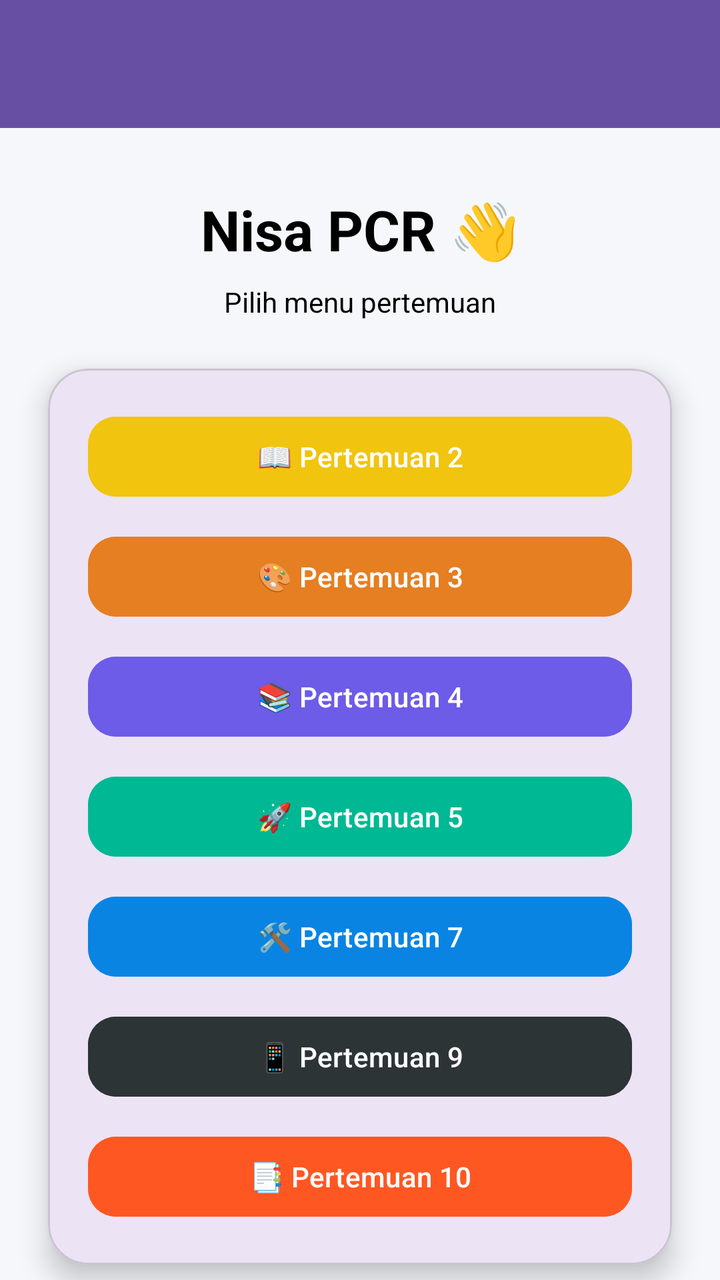
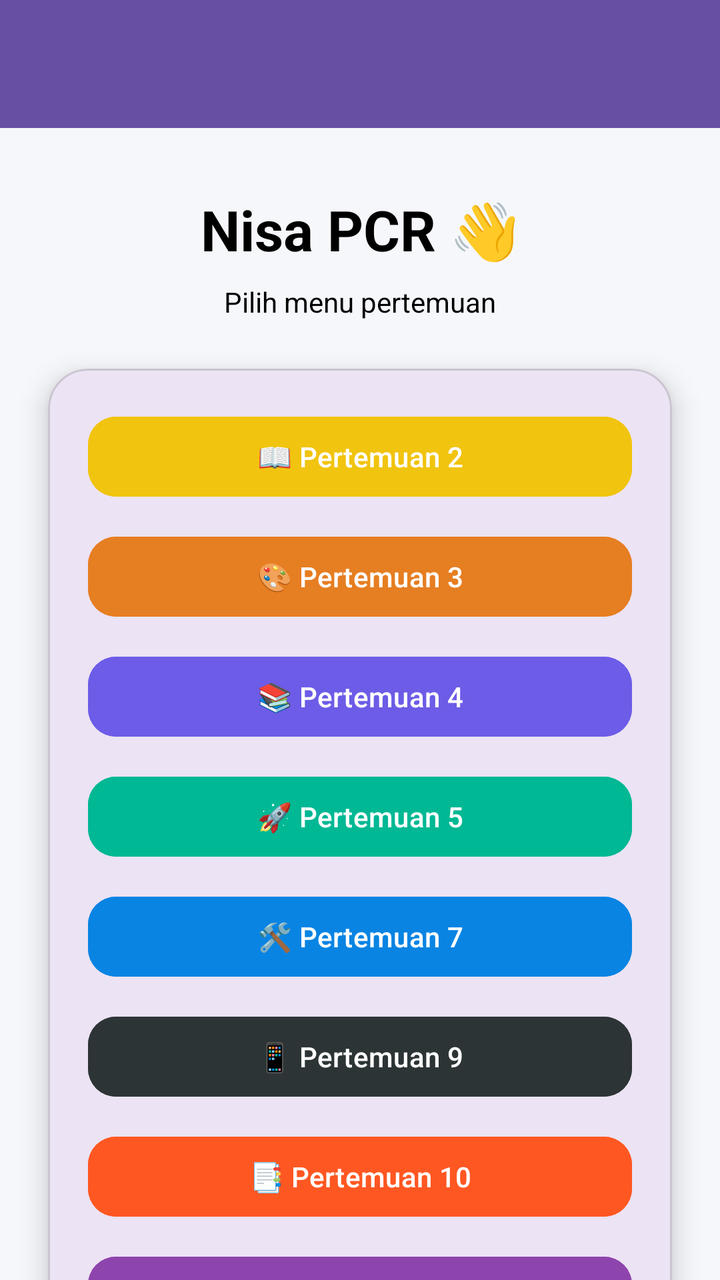

Two renders of the same Android screen: before a commit and after it. Below are the layout's source before the change and the commit's diff.
<!-- AndroidManifest.xml: application theme Theme.MarvelApps -->
<!-- res/layout/fragment_home.xml -->
<?xml version="1.0" encoding="utf-8"?>
<androidx.coordinatorlayout.widget.CoordinatorLayout xmlns:android="http://schemas.android.com/apk/res/android"
    xmlns:app="http://schemas.android.com/apk/res-auto"
    xmlns:tools="http://schemas.android.com/tools"
    android:layout_width="match_parent"
    android:layout_height="match_parent"
    android:background="#F5F7FA"
    tools:context=".Home.HomeFragment">

    <com.google.android.material.appbar.AppBarLayout
        android:id="@+id/appBarLayout"
        android:layout_width="match_parent"
        android:layout_height="wrap_content"
        android:theme="@style/ThemeOverlay.AppCompat.Dark.ActionBar">

        <androidx.appcompat.widget.Toolbar
            android:id="@+id/toolbar"
            android:layout_width="match_parent"
            android:layout_height="?attr/actionBarSize"
            android:background="?attr/colorPrimary"
            app:layout_scrollFlags="scroll|enterAlways"
            app:titleTextColor="@android:color/white" />

    </com.google.android.material.appbar.AppBarLayout>

    
    <androidx.core.widget.NestedScrollView
        android:layout_width="match_parent"
        android:layout_height="match_parent"
        android:fillViewport="true"
        app:layout_behavior="@string/appbar_scrolling_view_behavior">

        <androidx.constraintlayout.widget.ConstraintLayout
            android:layout_width="match_parent"
            android:layout_height="wrap_content"
            android:paddingBottom="24dp">

            <TextView
                android:id="@+id/tvTitle"
                android:layout_width="wrap_content"
                android:layout_height="wrap_content"
                android:layout_marginTop="32dp"
                android:text="Nisa PCR 👋"
                android:textColor="@android:color/black"
                android:textSize="28sp"
                android:textStyle="bold"
                app:layout_constraintEnd_toEndOf="parent"
                app:layout_constraintStart_toStartOf="parent"
                app:layout_constraintTop_toTopOf="parent" />

            <TextView
                android:id="@+id/tvSubtitle"
                android:layout_width="wrap_content"
                android:layout_height="wrap_content"
                android:layout_marginTop="8dp"
                android:text="Pilih menu pertemuan"
                android:textColor="@android:color/black"
                android:textSize="14sp"
                app:layout_constraintEnd_toEndOf="parent"
                app:layout_constraintStart_toStartOf="parent"
                app:layout_constraintTop_toBottomOf="@id/tvTitle" />

            <com.google.android.material.card.MaterialCardView
                android:id="@+id/cardMenu"
                android:layout_width="match_parent"
                android:layout_height="wrap_content"
                android:layout_margin="24dp"
                app:cardCornerRadius="20dp"
                app:cardElevation="8dp"
                app:layout_constraintTop_toBottomOf="@id/tvSubtitle">

                <LinearLayout
                    android:layout_width="match_parent"
                    android:layout_height="wrap_content"
                    android:orientation="vertical"
                    android:padding="20dp">

                    <com.google.android.material.button.MaterialButton
                        android:id="@+id/btnToSecond"
                        android:layout_width="match_parent"
                        android:layout_height="wrap_content"
                        android:backgroundTint="#F1C40F"
                        android:text="📖 Pertemuan 2"
                        android:textAllCaps="false"
                        app:cornerRadius="14dp" />

                    <com.google.android.material.button.MaterialButton
                        android:id="@+id/btnToThird"
                        android:layout_width="match_parent"
                        android:layout_height="wrap_content"
                        android:layout_marginTop="12dp"
                        android:backgroundTint="#E67E22"
                        android:text="🎨 Pertemuan 3"
                        android:textAllCaps="false"
                        app:cornerRadius="14dp" />

                    <com.google.android.material.button.MaterialButton
                        android:id="@+id/btnToFourth"
                        android:layout_width="match_parent"
                        android:layout_height="wrap_content"
                        android:layout_marginTop="12dp"
                        android:backgroundTint="#6C5CE7"
                        android:text="📚 Pertemuan 4"
                        android:textAllCaps="false"
                        app:cornerRadius="14dp" />

                    <com.google.android.material.button.MaterialButton
                        android:id="@+id/btnToFifth"
                        android:layout_width="match_parent"
                        android:layout_height="wrap_content"
                        android:layout_marginTop="12dp"
                        android:backgroundTint="#00B894"
                        android:text="🚀 Pertemuan 5"
                        android:textAllCaps="false"
                        app:cornerRadius="14dp" />

                    <com.google.android.material.button.MaterialButton
                        android:id="@+id/btnToSeventh"
                        android:layout_width="match_parent"
                        android:layout_height="wrap_content"
                        android:layout_marginTop="12dp"
                        android:backgroundTint="#0984E3"
                        android:text="🛠️ Pertemuan 7"
                        android:textAllCaps="false"
                        app:cornerRadius="14dp" />

                    <com.google.android.material.button.MaterialButton
                        android:id="@+id/btnToNinth"
                        android:layout_width="match_parent"
                        android:layout_height="wrap_content"
                        android:layout_marginTop="12dp"
                        android:backgroundTint="#2D3436"
                        android:text="📱 Pertemuan 9"
                        android:textAllCaps="false"
                        app:cornerRadius="14dp" />

                    <com.google.android.material.button.MaterialButton
                        android:id="@+id/btnToTenth"
                        android:layout_width="match_parent"
                        android:layout_height="wrap_content"
                        android:layout_marginTop="12dp"
                        android:backgroundTint="#FF5722"
                        android:text="📑 Pertemuan 10"
                        android:textAllCaps="false"
                        app:cornerRadius="14dp" />

                </LinearLayout>
            </com.google.android.material.card.MaterialCardView>

            <com.google.android.material.button.MaterialButton
                android:id="@+id/btnLogout"
                android:layout_width="match_parent"
                android:layout_height="wrap_content"
                android:layout_marginHorizontal="24dp"
                android:layout_marginTop="16dp"
                android:backgroundTint="#D63031"
                android:text="Logout"
                android:textAllCaps="false"
                app:cornerRadius="14dp"
                app:layout_constraintTop_toBottomOf="@id/cardMenu" />

            
            <TextView
                android:id="@+id/tvGalleryTitle"
                android:layout_width="wrap_content"
                android:layout_height="wrap_content"
                android:layout_marginStart="24dp"
                android:layout_marginTop="24dp"
                android:text="Gallery"
                android:textColor="@android:color/black"
                android:textSize="18sp"
                android:textStyle="bold"
                app:layout_constraintStart_toStartOf="parent"
                app:layout_constraintTop_toBottomOf="@id/btnLogout" />

            <androidx.recyclerview.widget.RecyclerView
                android:id="@+id/rvGallery"
                android:layout_width="match_parent"
                android:layout_height="wrap_content"
                android:layout_marginTop="8dp"
                android:nestedScrollingEnabled="false"
                android:paddingHorizontal="16dp"
                app:layout_constraintTop_toBottomOf="@+id/tvGalleryTitle" />

        </androidx.constraintlayout.widget.ConstraintLayout>

    </androidx.core.widget.NestedScrollView>

</androidx.coordinatorlayout.widget.CoordinatorLayout>
<!-- resources referenced by this layout -->
<resources>
  <style name="Theme.MarvelApps" parent="Base.Theme.MarvelApps" />
  <style name="Base.Theme.MarvelApps" parent="Theme.Material3.DayNight.NoActionBar">
          
          
      </style>
</resources>

<!-- the commit's change to res/layout/fragment_home.xml (unified diff, before → after) -->
@@ -144,6 +144,16 @@
                         android:textAllCaps="false"
                         app:cornerRadius="14dp" />
 
+                    <com.google.android.material.button.MaterialButton
+                        android:id="@+id/btnToThirteenth"
+                        android:layout_width="match_parent"
+                        android:layout_height="wrap_content"
+                        android:layout_marginTop="12dp"
+                        android:backgroundTint="#8E44AD"
+                        android:text="📸 Pertemuan 13"
+                        android:textAllCaps="false"
+                        app:cornerRadius="14dp" />
+
                 </LinearLayout>
             </com.google.android.material.card.MaterialCardView>
 
